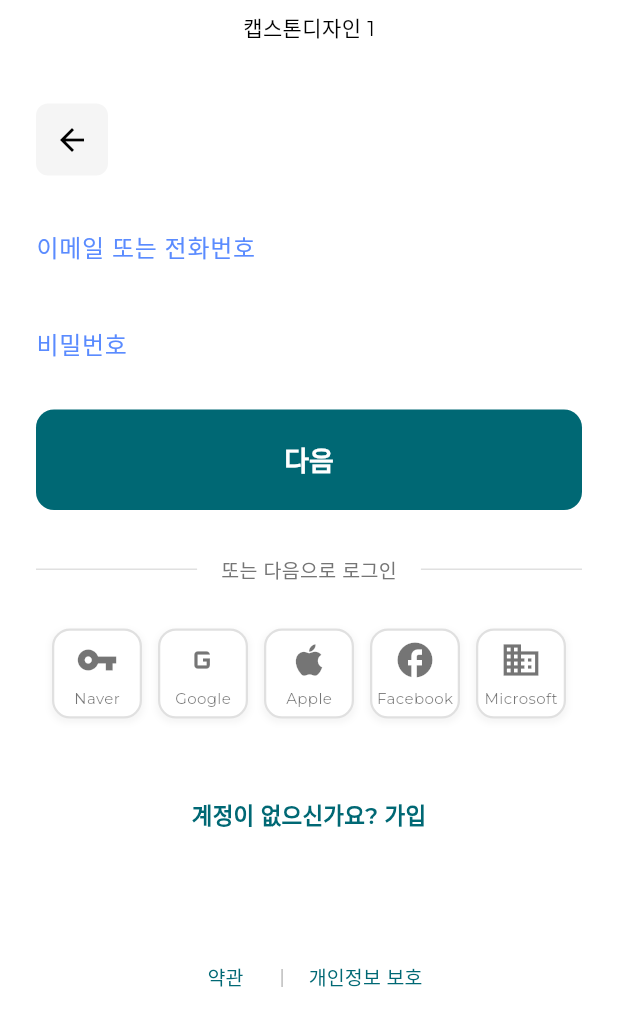
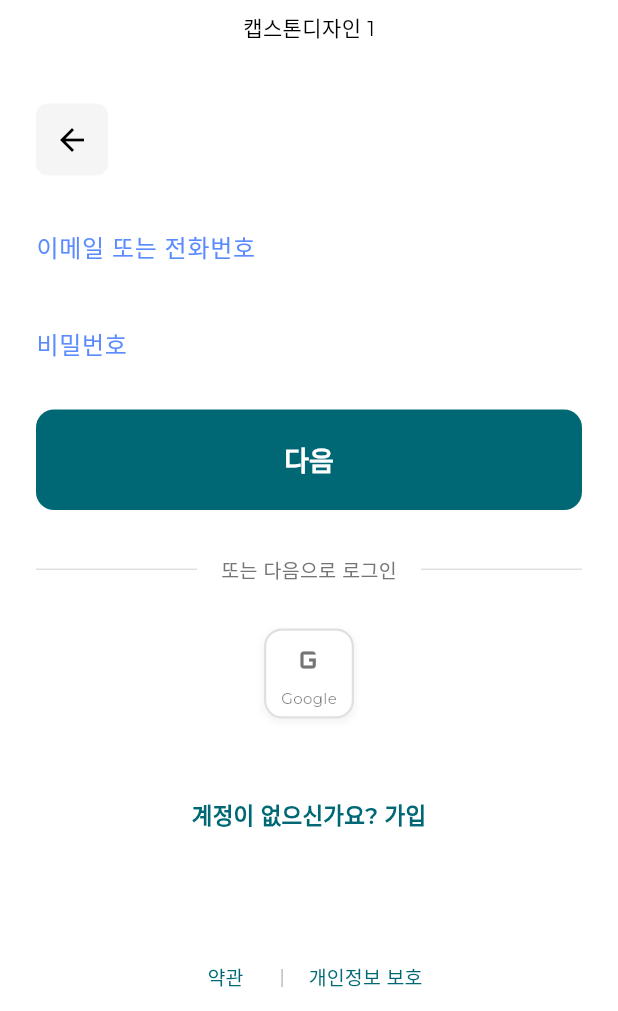
Before and after one commit to SUUGGIII/Capstone-project, a Flutter app: the screen it shows after launch, on a phone screen of 412 x 824 dp, the part 225-1236 px from its top. Run offline on Flutter 3.47's test engine with Material 3 defaults, Android fonts, the light colour scheme and no system bars; our stand-ins replace dropdown_button2, flutter_svg, google_fonts, permission_handler, shared_preferences; missing offline and left inert: flutter_background, flutter_webrtc, livekit_client; accounts and stored records are empty.

Commit message:
소셜 로그인 구글만 남김

```diff
--- a/frontend/lib/pages/login_page.dart
+++ b/frontend/lib/pages/login_page.dart
@@ -157,29 +157,10 @@ class _LoginPageState extends State<LoginPage> {
                 mainAxisAlignment: MainAxisAlignment.spaceEvenly,
                 children: [
                   _buildSocialLoginButton(
-                    'Naver',
-                    Icons.vpn_key,
-                    onPressed: () => handleSocialLogin("naver"),
-                  ),
-                  _buildSocialLoginButton(
                     'Google',
                     Icons.g_mobiledata,
                     onPressed: () => handleSocialLogin("google"),
                   ),
-                  _buildSocialLoginButton(
-                    'Apple',
-                    Icons.apple,
-                    onPressed: () {},
-                  ),
-                  _buildSocialLoginButton(
-                    'Facebook',
-                    Icons.facebook,
-                    onPressed: () {},
-                  ),
-                  _buildSocialLoginButton(
-                    'Microsoft',
-                    Icons.business,
-                    onPressed: () {},),
                 ],
               ),
               const SizedBox(height: 40),
```
Also changed, not shown: frontend/pubspec.lock.
